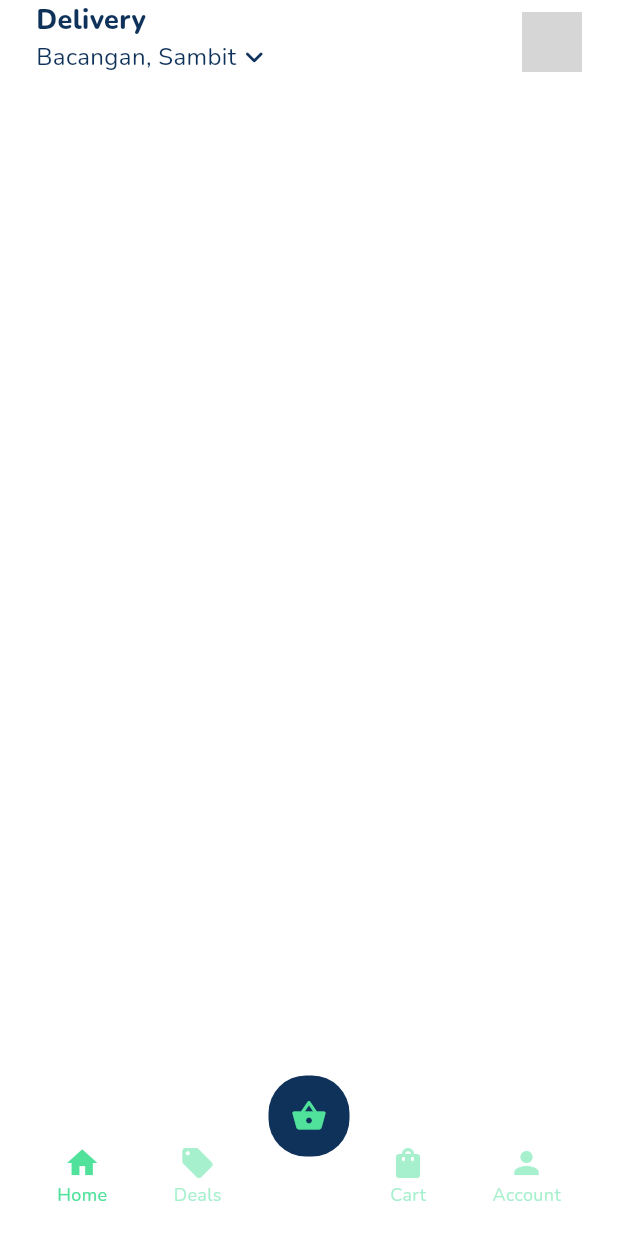
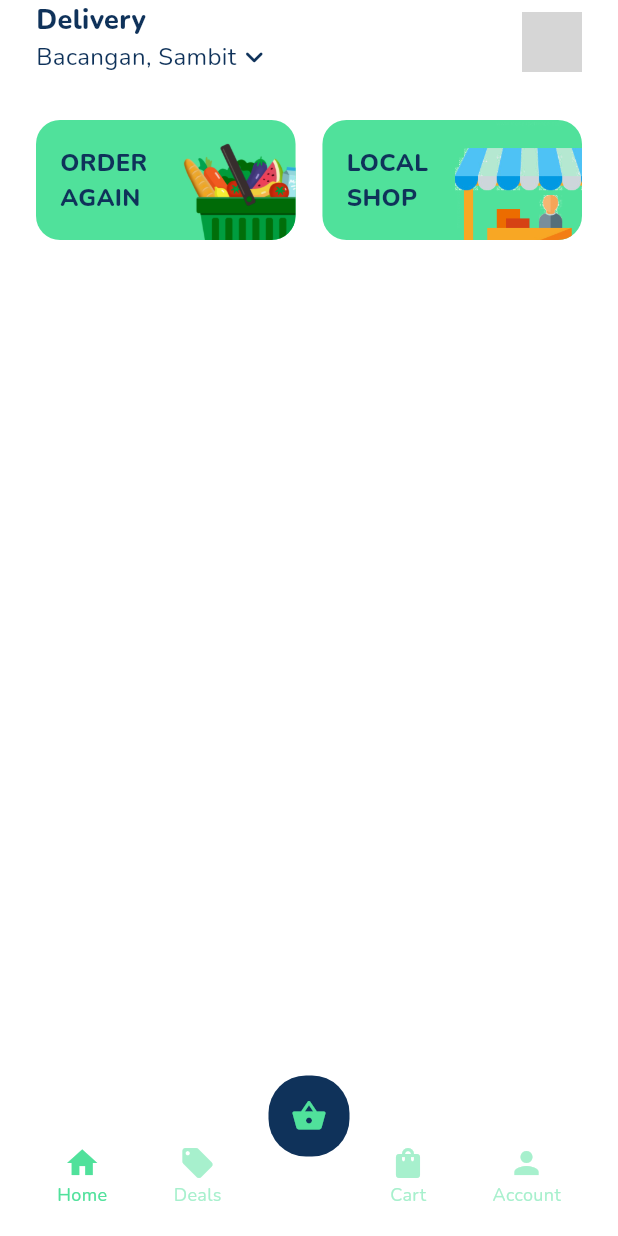
Before and after one commit to douglasrsantos/challenge_bento, a Flutter app: the screen it shows after launch, on a phone screen of 412 x 824 dp. Run offline on Flutter 3.47's test engine with Material 3 defaults, Android fonts, the light colour scheme and no system bars; our stand-ins replace get_it, go_router, google_fonts, mobx; generated files the repository leaves out were written again; grey boxes are pictures that could not be loaded.

Commit message:
created initial buttons on top of home screen

```diff
--- a/lib/app/core/ui/app_fonts.dart
+++ b/lib/app/core/ui/app_fonts.dart
@@ -13,9 +13,9 @@ class AppFonts {
 
   ///TextStyle of emphasis texts on the home
   static TextStyle emphasisHome = GoogleFonts.nunito(
-    fontSize: 24,
+    fontSize: 16,
     color: AppColors.darkBlue,
-    fontWeight: FontWeight.w500,
+    fontWeight: FontWeight.w800,
   );
 
   ///TextStyle of secondary texts
--- a/lib/app/core/ui/app_images.dart
+++ b/lib/app/core/ui/app_images.dart
@@ -1,2 +1,4 @@
 class AppImages {
+  static const orderAgain = 'assets/images/order-again.png';
+  static const localShop = 'assets/images/local-shop.png';
 }
--- a/lib/app/modules/home/home_page.dart
+++ b/lib/app/modules/home/home_page.dart
@@ -1,4 +1,3 @@
-import 'package:challenge_bento/app/modules/home/home_widgets/custom_bottom_app_bar.dart';
 import 'package:flutter/material.dart';
 
 import 'package:challenge_bento/app/core/ui/ui.dart';
@@ -45,6 +44,13 @@ class HomePage extends StatelessWidget {
           ),
         ),
       ),
-        bottomNavigationBar: CustomBottomAppBar());
+      bottomNavigationBar: const CustomBottomAppBar(),
+      body: PageView(
+        controller: controller.pageController,
+        children: [
+          HomeScreen(),
+        ],
+      ),
+    );
   }
 }
--- a/lib/app/modules/home/home_store.dart
+++ b/lib/app/modules/home/home_store.dart
@@ -1,3 +1,4 @@
+import 'package:flutter/material.dart';
 import 'package:mobx/mobx.dart';
 
 part 'home_store.g.dart';
@@ -5,4 +6,6 @@ part 'home_store.g.dart';
 // ignore: library_private_types_in_public_api
 class HomeStore = HomeStoreBase with _$HomeStore;
 
-abstract class HomeStoreBase with Store {}
+abstract class HomeStoreBase with Store {
+  final pageController = PageController();
+}
--- /dev/null
+++ b/lib/app/modules/home/home_widgets/home_screen.dart
@@ -0,0 +1,18 @@
+import 'package:challenge_bento/app/modules/home/home_widgets/home_widgets.dart';
+import 'package:flutter/material.dart';
+
+class HomeScreen extends StatelessWidget {
+  const HomeScreen({super.key});
+
+  @override
+  Widget build(BuildContext context) {
+    return Column(
+      children: [
+        InitialButtons(
+          onTapOrderAgain: () {},
+          onTapLocalShop: () {},
+        ),
+      ],
+    );
+  }
+}
--- a/lib/app/modules/home/home_widgets/home_widgets.dart
+++ b/lib/app/modules/home/home_widgets/home_widgets.dart
@@ -1,2 +1,6 @@
 export './app_bar_leading.dart';
 export './user_image.dart';
+export './custom_bottom_app_bar.dart';
+export './order_again_local_shop_button.dart';
+export './initial_buttons.dart';
+export './home_screen.dart';
--- /dev/null
+++ b/lib/app/modules/home/home_widgets/initial_buttons.dart
@@ -0,0 +1,37 @@
+import 'package:flutter/material.dart';
+
+import 'package:challenge_bento/app/core/ui/ui.dart';
+import 'package:challenge_bento/app/modules/home/home_widgets/home_widgets.dart';
+
+class InitialButtons extends StatelessWidget {
+  final Function()? onTapOrderAgain;
+  final Function()? onTapLocalShop;
+
+  const InitialButtons({
+    super.key,
+    required this.onTapOrderAgain,
+    required this.onTapLocalShop,
+  });
+
+  @override
+  Widget build(BuildContext context) {
+    return Padding(
+      padding: const EdgeInsets.all(24),
+      child: Row(
+        children: [
+          OrderAgainLocalShopButton(
+            text: 'ORDER\nAGAIN',
+            imageAsset: AppImages.orderAgain,
+            onTap: onTapOrderAgain,
+          ),
+          const Spacer(),
+          OrderAgainLocalShopButton(
+            text: 'LOCAL\nSHOP',
+            imageAsset: AppImages.localShop,
+            onTap: onTapLocalShop,
+          ),
+        ],
+      ),
+    );
+  }
+}
--- /dev/null
+++ b/lib/app/modules/home/home_widgets/order_again_local_shop_button.dart
@@ -0,0 +1,57 @@
+import 'package:flutter/material.dart';
+
+import 'package:challenge_bento/app/core/ui/ui.dart';
+
+class OrderAgainLocalShopButton extends StatelessWidget {
+  final String text;
+  final String imageAsset;
+  final Function()? onTap;
+
+  const OrderAgainLocalShopButton({
+    super.key,
+    required this.text,
+    required this.imageAsset,
+    required this.onTap,
+  });
+
+  @override
+  Widget build(BuildContext context) {
+    return GestureDetector(
+      onTap: onTap,
+      child: Container(
+        height: 80,
+        width: MediaQuery.of(context).size.width * 0.42,
+        decoration: BoxDecoration(
+          borderRadius: BorderRadius.circular(16),
+          color: AppColors.greenButtons,
+        ),
+        child: ClipRRect(
+          borderRadius: BorderRadius.circular(16),
+          child: Stack(
+            children: [
+              Align(
+                alignment: Alignment.centerLeft,
+                child: Padding(
+                  padding: const EdgeInsets.only(left: 16),
+                  child: Text(
+                    text,
+                    style: AppFonts.emphasisHome,
+                  ),
+                ),
+              ),
+              Positioned(
+                right: -15,
+                bottom: -20,
+                child: SizedBox(
+                  height: 100,
+                  width: 100,
+                  child: Image.asset(imageAsset),
+                ),
+              ),
+            ],
+          ),
+        ),
+      ),
+    );
+  }
+}
```
Lines whose indentation alone changed are shown as unchanged.
